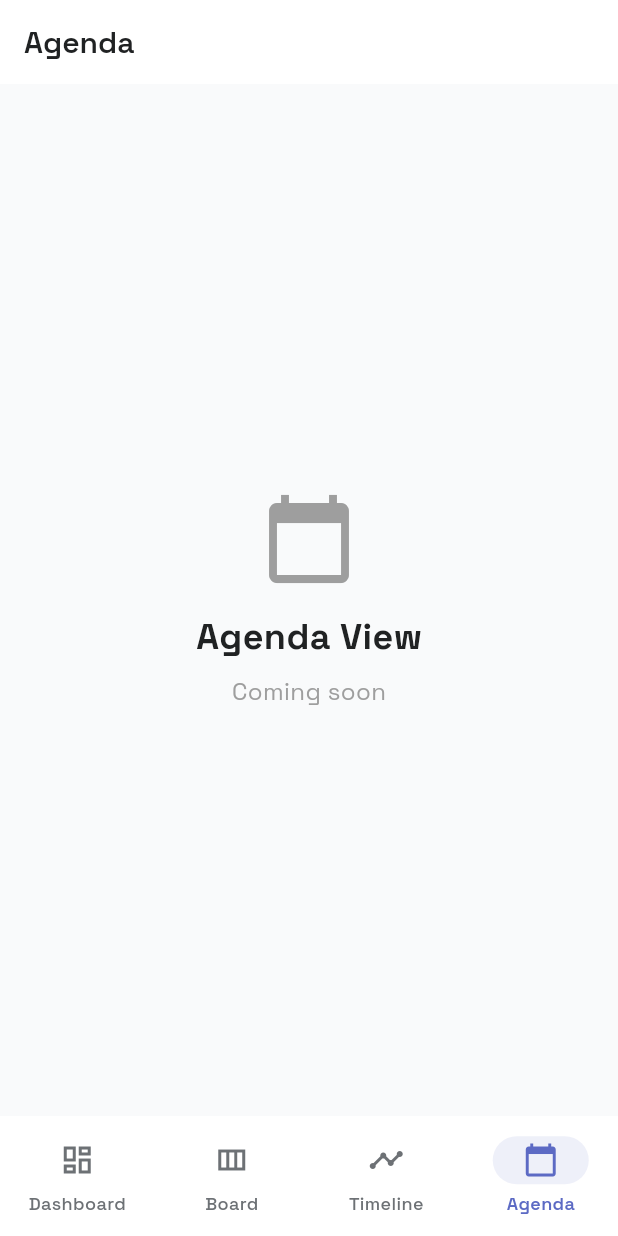
After one commit to mmuhlariholdings/hlavi-app, a Flutter app: the AgendaScreen screen opened by its route, on a phone screen of 412 x 824 dp. The commit adds this screen. Run offline on Flutter 3.47's test engine with Material 3 defaults, Android fonts, the light colour scheme and no system bars; our stand-ins replace dio, flutter_dotenv, flutter_riverpod, flutter_secure_storage, freezed_annotation, go_router and 3 more; missing offline and left inert: flutter_appauth; accounts and stored records are empty; generated files the repository leaves out were written again.

Commit message:
Tab Bar is Working

```diff
--- a/lib/core/routing/app_router.dart
+++ b/lib/core/routing/app_router.dart
@@ -1,8 +1,12 @@
 import 'package:flutter/material.dart';
 import 'package:go_router/go_router.dart';
 import 'package:hlavi_app/core/routing/routes.dart';
+import 'package:hlavi_app/features/agenda/presentation/screens/agenda_screen.dart';
 import 'package:hlavi_app/features/auth/presentation/screens/login_screen.dart';
+import 'package:hlavi_app/features/board/presentation/screens/board_screen.dart';
 import 'package:hlavi_app/features/dashboard/presentation/screens/dashboard_screen.dart';
+import 'package:hlavi_app/features/timeline/presentation/screens/timeline_screen.dart';
+import 'package:hlavi_app/shared/widgets/app_bottom_navigation.dart';
 
 /// Application router configuration
 /// Handles navigation and route guards
@@ -21,6 +25,28 @@ class AppRouter {
           builder: (context, state) => const LoginScreen(),
         ),
 
+        // Main app shell with bottom navigation
+        ShellRoute(
+          builder: (context, state, child) {
+            // Determine current index based on location
+            final location = state.uri.path;
+            int currentIndex = 0;
+            if (location.startsWith('/board')) {
+              currentIndex = 1;
+            } else if (location.startsWith('/timeline')) {
+              currentIndex = 2;
+            } else if (location.startsWith('/agenda')) {
+              currentIndex = 3;
+            }
+
+            return Scaffold(
+              body: child,
+              bottomNavigationBar: AppBottomNavigation(
+                currentIndex: currentIndex,
+              ),
+            );
+          },
+          routes: [
             // Dashboard Route - Main dashboard with statistics and repo management
             GoRoute(
               path: Routes.dashboard,
@@ -28,37 +54,30 @@ class AppRouter {
               builder: (context, state) => const DashboardScreen(),
             ),
 
-        // Board Route (placeholder - will be implemented in Phase 4)
+            // Board Route - Kanban board view
             GoRoute(
               path: Routes.board,
               name: 'board',
-          builder: (context, state) => const _PlaceholderScreen(
-            title: 'Board',
-            description: 'Kanban board view',
-          ),
+              builder: (context, state) => const BoardScreen(),
             ),
 
-        // Timeline Route (placeholder - will be implemented in Phase 6)
+            // Timeline Route - Gantt chart timeline view
             GoRoute(
               path: Routes.timeline,
               name: 'timeline',
-          builder: (context, state) => const _PlaceholderScreen(
-            title: 'Timeline',
-            description: 'Gantt chart timeline view',
-          ),
+              builder: (context, state) => const TimelineScreen(),
             ),
 
-        // Agenda Route (placeholder - will be implemented in Phase 7)
+            // Agenda Route - Date-filtered task view
             GoRoute(
               path: Routes.agenda,
               name: 'agenda',
-          builder: (context, state) => const _PlaceholderScreen(
-            title: 'Agenda',
-            description: 'Date-filtered task view',
+              builder: (context, state) => const AgendaScreen(),
             ),
+          ],
         ),
 
-        // Task Detail Route (placeholder - will be implemented in Phase 5)
+        // Task Detail Route (outside shell - no bottom nav)
         GoRoute(
           path: Routes.taskDetail,
           name: 'taskDetail',
@@ -69,16 +88,6 @@ class AppRouter {
               description: 'Task ID: $taskId',
             );
           },
-        ),
-
-        // Repository Selection Route (placeholder - will be implemented in Phase 3)
-        GoRoute(
-          path: Routes.repositories,
-          name: 'repositories',
-          builder: (context, state) => const _PlaceholderScreen(
-            title: 'Repositories',
-            description: 'Select a repository',
-          ),
         ),
       ],
 
--- /dev/null
+++ b/lib/features/agenda/presentation/screens/agenda_screen.dart
@@ -0,0 +1,44 @@
+import 'package:flutter/material.dart';
+
+/// Agenda view (placeholder)
+/// Will display tasks filtered by date with quick date selection
+class AgendaScreen extends StatelessWidget {
+  const AgendaScreen({super.key});
+
+  @override
+  Widget build(BuildContext context) {
+    return Scaffold(
+      appBar: AppBar(
+        title: const Text('Agenda'),
+      ),
+      body: const Center(
+        child: Column(
+          mainAxisAlignment: MainAxisAlignment.center,
+          children: [
+            Icon(
+              Icons.calendar_today,
+              size: 64,
+              color: Colors.grey,
+            ),
+            SizedBox(height: 16),
+            Text(
+              'Agenda View',
+              style: TextStyle(
+                fontSize: 24,
+                fontWeight: FontWeight.bold,
+              ),
+            ),
+            SizedBox(height: 8),
+            Text(
+              'Coming soon',
+              style: TextStyle(
+                fontSize: 16,
+                color: Colors.grey,
+              ),
+            ),
+          ],
+        ),
+      ),
+    );
+  }
+}
--- /dev/null
+++ b/lib/shared/widgets/app_bottom_navigation.dart
@@ -0,0 +1,60 @@
+import 'package:flutter/material.dart';
+import 'package:go_router/go_router.dart';
+
+/// Bottom navigation bar for the app
+/// Provides navigation between Dashboard, Board, Timeline, and Agenda views
+class AppBottomNavigation extends StatelessWidget {
+  const AppBottomNavigation({
+    required this.currentIndex,
+    super.key,
+  });
+
+  final int currentIndex;
+
+  void _onTap(BuildContext context, int index) {
+    switch (index) {
+      case 0:
+        context.go('/dashboard');
+        break;
+      case 1:
+        context.go('/board');
+        break;
+      case 2:
+        context.go('/timeline');
+        break;
+      case 3:
+        context.go('/agenda');
+        break;
+    }
+  }
+
+  @override
+  Widget build(BuildContext context) {
+    return NavigationBar(
+      selectedIndex: currentIndex,
+      onDestinationSelected: (index) => _onTap(context, index),
+      destinations: const [
+        NavigationDestination(
+          icon: Icon(Icons.dashboard_outlined),
+          selectedIcon: Icon(Icons.dashboard),
+          label: 'Dashboard',
+        ),
+        NavigationDestination(
+          icon: Icon(Icons.view_column_outlined),
+          selectedIcon: Icon(Icons.view_column),
+          label: 'Board',
+        ),
+        NavigationDestination(
+          icon: Icon(Icons.timeline_outlined),
+          selectedIcon: Icon(Icons.timeline),
+          label: 'Timeline',
+        ),
+        NavigationDestination(
+          icon: Icon(Icons.calendar_today_outlined),
+          selectedIcon: Icon(Icons.calendar_today),
+          label: 'Agenda',
+        ),
+      ],
+    );
+  }
+}
```
Also changed, not shown: lib/features/board/presentation/screens/board_screen.dart (added, +44 -0 lines), lib/features/timeline/presentation/screens/timeline_screen.dart (added, +44 -0 lines), lib/shared/widgets/task_card.dart (added, +164 -0 lines), lib/shared/widgets/task_status_badge.dart (added, +89 -0 lines). Lines whose indentation alone changed are shown as unchanged.
